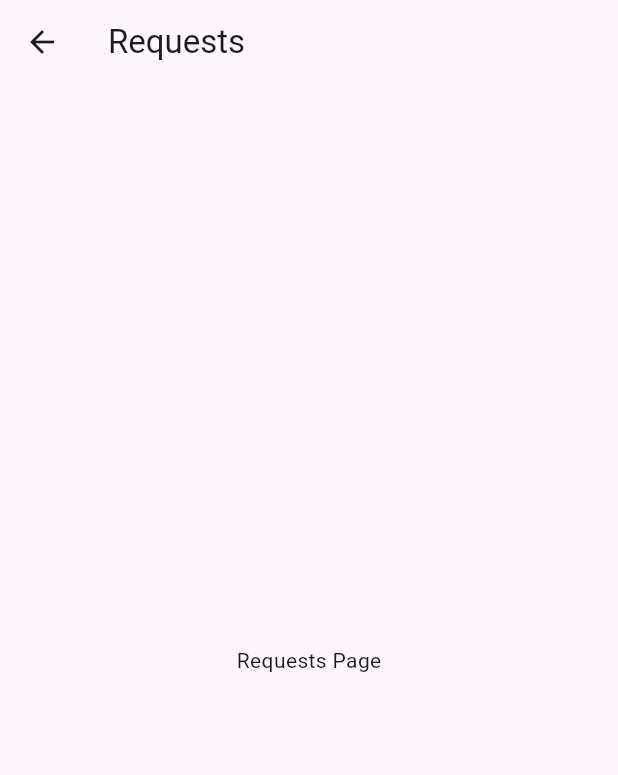
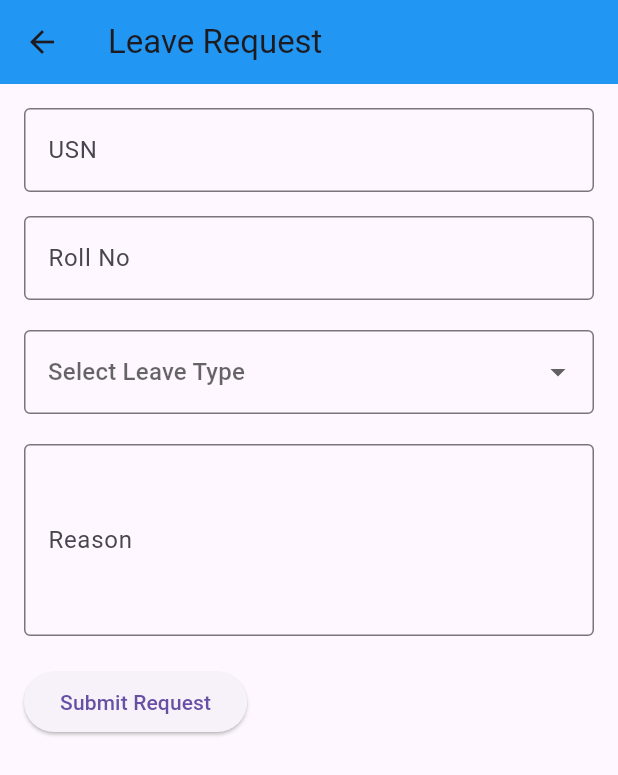
Before and after one commit to SahilPokhrel/PermitPro, a Flutter app: the RequestsPage screen opened directly, on a phone screen of 412 x 824 dp. Shown: the top 775 px of the screen. Run offline on Flutter 3.47's test engine with Material 3 defaults, Android fonts, the light colour scheme and no system bars; our stand-ins replace cloud_firestore, firebase_core, image_picker; accounts and stored records are empty.

Commit message:
added a request page

```diff
--- /dev/null
+++ b/lib/requests_page.dart
@@ -0,0 +1,175 @@
+import 'package:flutter/material.dart';
+
+class RequestsPage extends StatefulWidget {
+  @override
+  _RequestsPageState createState() => _RequestsPageState();
+}
+
+class _RequestsPageState extends State<RequestsPage> {
+  String? leaveType;
+  TextEditingController usnController = TextEditingController();
+  TextEditingController rollNoController = TextEditingController();
+  TextEditingController reasonController = TextEditingController();
+
+  DateTime? fromDate;
+  DateTime? tillDate;
+  TimeOfDay? fromTime;
+  TimeOfDay? tillTime;
+
+  @override
+  Widget build(BuildContext context) {
+    return Scaffold(
+      appBar: AppBar(
+        title: Text('Leave Request'),
+        backgroundColor: Colors.blue, // Replace with your app's primary color
+      ),
+      body: Padding(
+        padding: const EdgeInsets.all(16.0),
+        child: SingleChildScrollView(
+          child: Column(
+            crossAxisAlignment: CrossAxisAlignment.start,
+            children: [
+              TextField(
+                controller: usnController,
+                decoration: InputDecoration(
+                  labelText: 'USN',
+                  border: OutlineInputBorder(),
+                ),
+              ),
+              const SizedBox(height: 16),
+              TextField(
+                controller: rollNoController,
+                decoration: InputDecoration(
+                  labelText: 'Roll No',
+                  border: OutlineInputBorder(),
+                ),
+              ),
+              const SizedBox(height: 20),
+              DropdownButtonFormField<String>(
+                value: leaveType,
+                hint: Text('Select Leave Type'),
+                decoration: InputDecoration(
+                  border: OutlineInputBorder(),
+                ),
+                items: [
+                  DropdownMenuItem(value: 'full-day', child: Text('Full Day Off')),
+                  DropdownMenuItem(value: 'part-day', child: Text('Part Day Off')),
+                  DropdownMenuItem(value: 'on-job', child: Text('On Job')),
+                ],
+                onChanged: (value) {
+                  setState(() {
+                    leaveType = value;
+                  });
+                },
+              ),
+              if (leaveType == 'full-day') ...[
+                const SizedBox(height: 20),
+                const Text('Full Day Leave Details'),
+                ElevatedButton(
+                  onPressed: () async {
+                    fromDate = await selectDate(context);
+                    if (fromDate != null) {
+                      tillDate = await selectDate(context);
+                    }
+                    setState(() {});
+                  },
+                  child: Text('Select Leave Dates'),
+                ),
+                if (fromDate != null && tillDate != null)
+                  Text('From: ${fromDate!.toLocal()} - Till: ${tillDate!.toLocal()}'),
+              ] else if (leaveType == 'part-day') ...[
+                const SizedBox(height: 20),
+                const Text('Part Day Leave Details'),
+                ElevatedButton(
+                  onPressed: () async {
+                    fromTime = await selectTime(context);
+                    if (fromTime != null) {
+                      tillTime = await selectTime(context);
+                    }
+                    setState(() {});
+                  },
+                  child: Text('Select Time'),
+                ),
+                if (fromTime != null && tillTime != null)
+                  Text('From: ${fromTime!.format(context)} - Till: ${tillTime!.format(context)}'),
+              ] else if (leaveType == 'on-job') ...[
+                const SizedBox(height: 20),
+                const Text('On Job Leave Details'),
+                ElevatedButton(
+                  onPressed: () async {
+                    fromDate = await selectDate(context);
+                    if (fromDate != null) {
+                      tillDate = await selectDate(context);
+                    }
+                    setState(() {});
+                  },
+                  child: Text('Select On-Job Dates'),
+                ),
+                if (fromDate != null && tillDate != null)
+                  Text('From: ${fromDate!.toLocal()} - Till: ${tillDate!.toLocal()}'),
+              ],
+              const SizedBox(height: 20),
+              TextField(
+                controller: reasonController,
+                decoration: InputDecoration(
+                  labelText: 'Reason',
+                  border: OutlineInputBorder(),
+                ),
+                maxLines: 4,
+              ),
+              const SizedBox(height: 20),
+              ElevatedButton(
+                onPressed: () {
+                  // Validate input and submit request
+                  if (usnController.text.isEmpty ||
+                      rollNoController.text.isEmpty ||
+                      reasonController.text.isEmpty ||
+                      leaveType == null) {
+                    ScaffoldMessenger.of(context).showSnackBar(
+                      SnackBar(content: Text('Please fill all required fields.')),
+                    );
+                    return;
+                  }
+
+                  // Handle submission logic here
+                  ScaffoldMessenger.of(context).showSnackBar(
+                    SnackBar(content: Text('Request submitted successfully!')),
+                  );
+
+                  // Clear fields after submission
+                  usnController.clear();
+                  rollNoController.clear();
+                  reasonController.clear();
+                  setState(() {
+                    leaveType = null; // Reset leaveType
+                    fromDate = null; // Reset dates
+                    tillDate = null;
+                    fromTime = null; // Reset times
+                    tillTime = null;
+                  });
+                },
+                child: Text('Submit Request'),
+              ),
+            ],
+          ),
+        ),
+      ),
+    );
+  }
+
+  Future<DateTime?> selectDate(BuildContext context) async {
+    return await showDatePicker(
+      context: context,
+      initialDate: DateTime.now(),
+      firstDate: DateTime.now(),
+      lastDate: DateTime(2101),
+    );
+  }
+
+  Future<TimeOfDay?> selectTime(BuildContext context) async {
+    return await showTimePicker(
+      context: context,
+      initialTime: TimeOfDay.now(),
+    );
+  }
+}
```
Also changed, not shown: lib/students_home_page.dart (+91 -73 lines).
